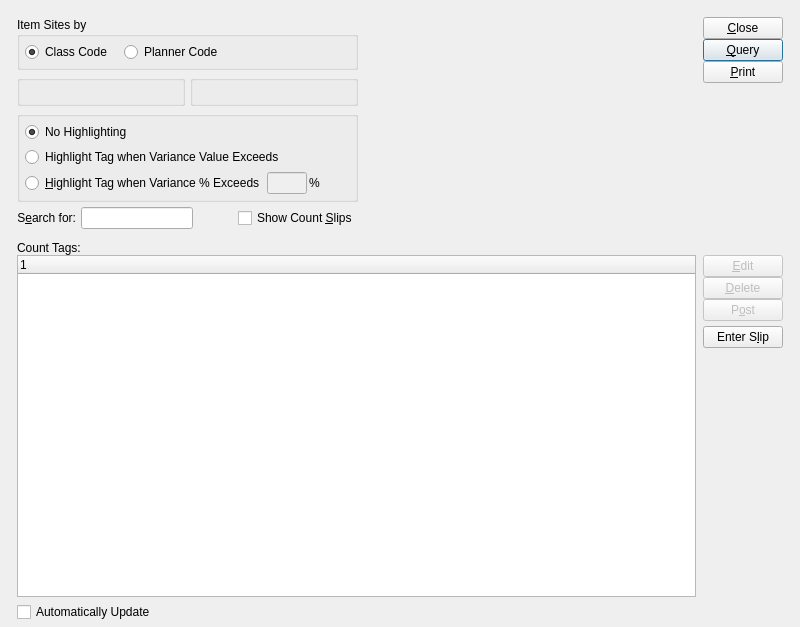
First picture: the form in xtuple/trunk/guiclient/dspCountTagEditList.ui, repository WooodHead/xtuple, before the edit.
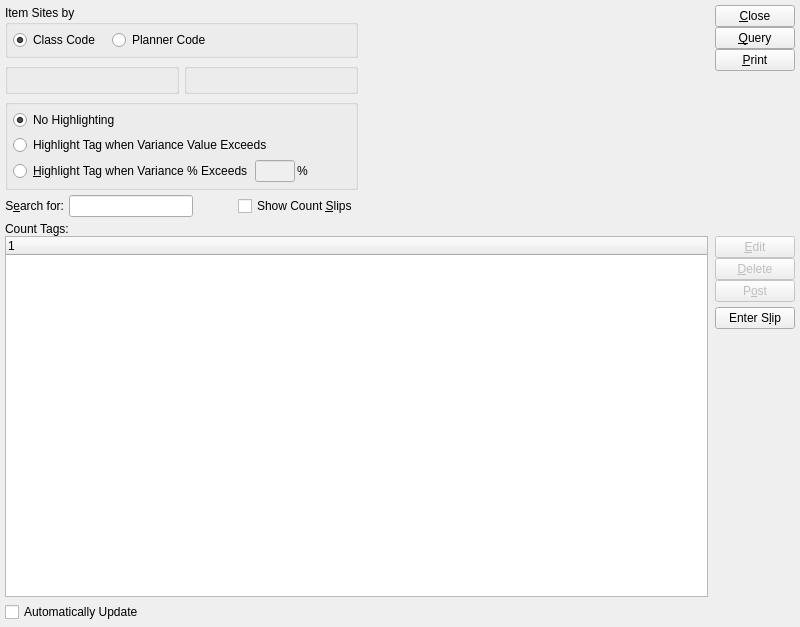
Second picture: the form after the edit. Custom widgets are drawn as their Qt base class.

Diff of the .ui file:
```diff
--- a/xtuple/trunk/guiclient/dspCountTagEditList.ui
+++ b/xtuple/trunk/guiclient/dspCountTagEditList.ui
@@ -20,21 +20,7 @@
   <property name="windowTitle">
    <string>Count Tag Edit List</string>
   </property>
-  <layout class="QGridLayout" name="gridLayout_6">
-   <item row="0" column="0">
     <layout class="QGridLayout" name="gridLayout_5">
-     <property name="leftMargin">
-      <number>12</number>
-     </property>
-     <property name="topMargin">
-      <number>12</number>
-     </property>
-     <property name="rightMargin">
-      <number>12</number>
-     </property>
-     <property name="spacing">
-      <number>12</number>
-     </property>
      <item row="0" column="0">
       <layout class="QHBoxLayout" name="horizontalLayout_5">
        <item>
@@ -343,12 +329,6 @@
              <property name="text">
               <string>&amp;Query</string>
              </property>
-             <property name="autoDefault">
-              <bool>true</bool>
-             </property>
-             <property name="default">
-              <bool>true</bool>
-             </property>
             </widget>
            </item>
            <item>
@@ -539,8 +519,6 @@
       </widget>
      </item>
     </layout>
-   </item>
-  </layout>
  </widget>
  <layoutdefault spacing="5" margin="5"/>
  <customwidgets>
```
Left out of the diff: 14 changed lines with no effect on the pictures. Lines whose indentation alone changed are shown as unchanged.
